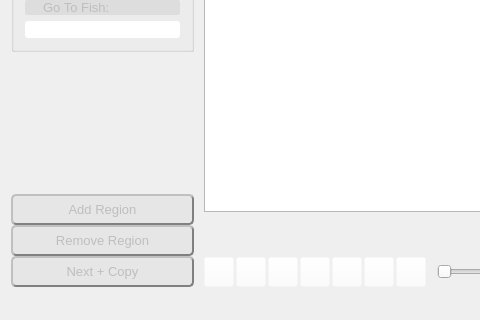
Old version of the form src/video_annotator/mainwindow.ui in the repository cvisionai/Tator-Native; both pictures show x 0 to 480 and y 368 to 688 of the 1035 by 688 pixel window.
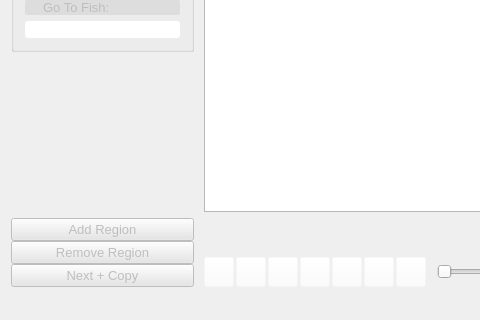
New version of the form.

Commit message: Use stylesheet that animates button clicks.  This closes #40.

Patch:
```diff
--- a/src/video_annotator/mainwindow.ui
+++ b/src/video_annotator/mainwindow.ui
@@ -666,7 +666,7 @@
                 <string>Prev fish</string>
                </property>
                <property name="styleSheet">
-                <string notr="true"/>
+                <string notr="true">background-color: rgb(230, 230, 230);</string>
                </property>
                <property name="text">
                 <string/>
@@ -716,7 +716,7 @@
                 <string>Next fish</string>
                </property>
                <property name="styleSheet">
-                <string notr="true"/>
+                <string notr="true">background-color: rgb(230, 230, 230);</string>
                </property>
                <property name="text">
                 <string/>
@@ -769,7 +769,7 @@
                 <string>Go to frame</string>
                </property>
                <property name="styleSheet">
-                <string notr="true"/>
+                <string notr="true">background-color: rgb(230, 230, 230);</string>
                </property>
                <property name="text">
                 <string/>
@@ -828,7 +828,7 @@
                 <bool>false</bool>
                </property>
                <property name="styleSheet">
-                <string notr="true"/>
+                <string notr="true">background-color: rgb(230, 230, 230);</string>
                </property>
                <property name="text">
                 <string/>
@@ -880,12 +880,7 @@
              </font>
             </property>
             <property name="styleSheet">
-             <string notr="true">background-color: rgb(230, 230, 230);
-border-style: outset;
-border-radius: 5px;
-border-width: 2px;
-border-color: grey;
-padding: 6px;</string>
+             <string notr="true">background-color: rgb(230, 230, 230);</string>
             </property>
             <property name="text">
              <string>Add Region</string>
@@ -905,12 +900,7 @@
              </font>
             </property>
             <property name="styleSheet">
-             <string notr="true">background-color: rgb(230, 230, 230);
-border-style: outset;
-border-radius: 5px;
-border-width: 2px;
-border-color: grey;
-padding: 6px;</string>
+             <string notr="true">background-color: rgb(230, 230, 230);</string>
             </property>
             <property name="text">
              <string>Remove Region</string>
@@ -930,12 +920,7 @@
              </font>
             </property>
             <property name="styleSheet">
-             <string notr="true">background-color: rgb(230, 230, 230);
-border-style: outset;
-border-radius: 5px;
-border-width: 2px;
-border-color: grey;
-padding: 6px;</string>
+             <string notr="true">background-color: rgb(230, 230, 230);</string>
             </property>
             <property name="text">
              <string>Next + Copy</string>
```
The commit also changes 5 other files.
